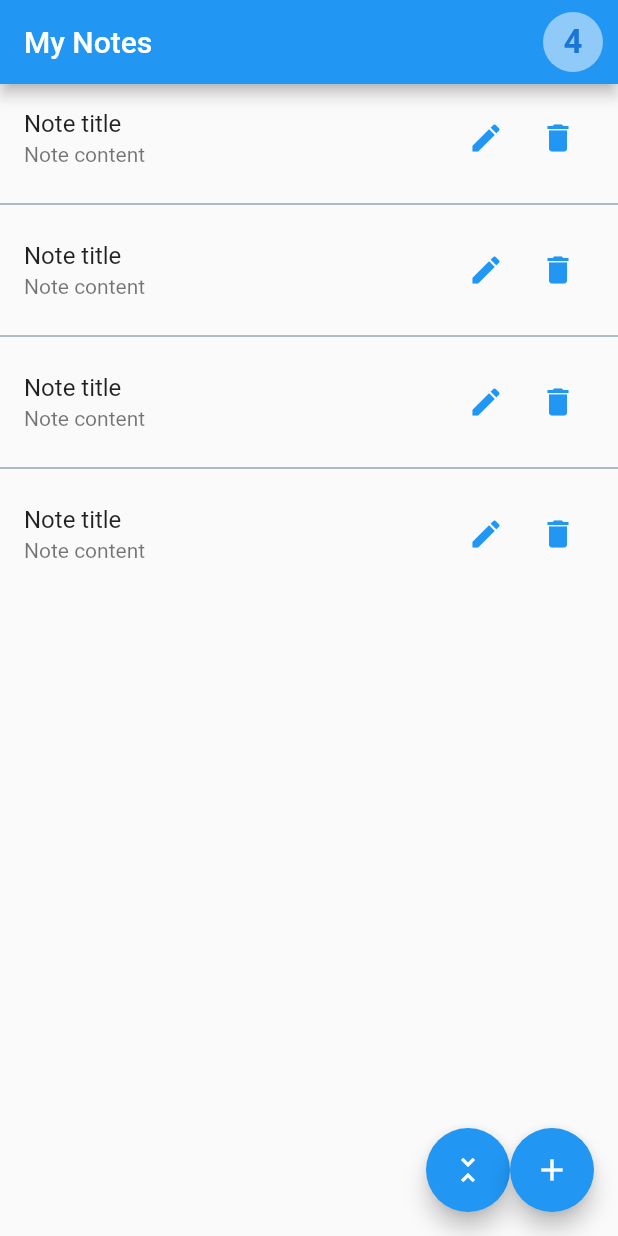
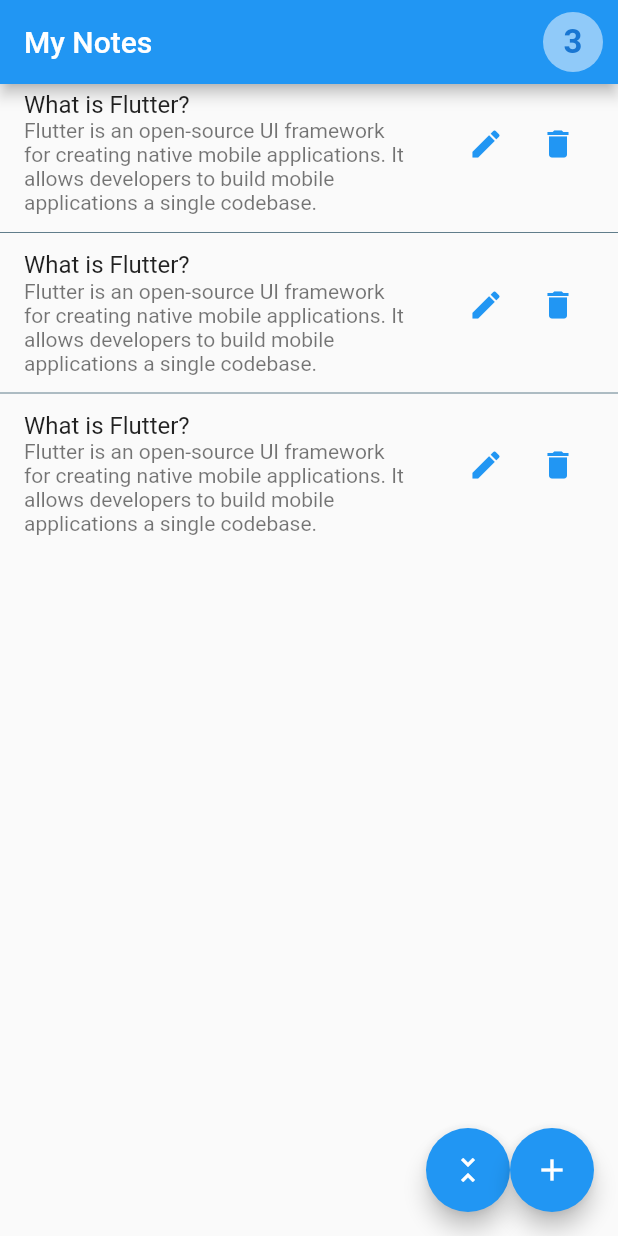
Before and after one commit to muhammaddaraa/midterm.1, a Flutter app: the screen it shows after launch, on a phone screen of 412 x 824 dp. Run offline on Flutter 3.47's test engine with Material 2 defaults, Android fonts, the phone set to English and light mode, and no system bars.

Commit message:
changed the title and subtitle

```diff
--- a/lib/screens/list_screen.dart
+++ b/lib/screens/list_screen.dart
@@ -22,7 +22,7 @@ class _ListScreenState extends State<ListScreen> {
           CircleAvatar(
             backgroundColor: Colors.blue.shade200,
             child: Text(
-              '4',
+              '3',
               style: TextStyle(fontWeight: FontWeight.bold, fontSize: 22.0),
             ),
           ),
@@ -32,7 +32,7 @@ class _ListScreenState extends State<ListScreen> {
         ],
       ),
       body: ListView.separated(
-        itemCount: 4,
+        itemCount: 3,
         separatorBuilder: (context, index) => Divider(
           color: Colors.blueGrey,
         ),
@@ -56,8 +56,9 @@ class _ListScreenState extends State<ListScreen> {
               ],
             ),
           ),
-          title: Text('Note title'),
-          subtitle: Text('Note content'),
+          title: Text('What is Flutter?'),
+          subtitle: Text(
+              'Flutter is an open-source UI framework for creating native mobile applications. It allows developers to build mobile applications a single codebase.'),
           onTap: () {},
           onLongPress: () {},
         ),
```
